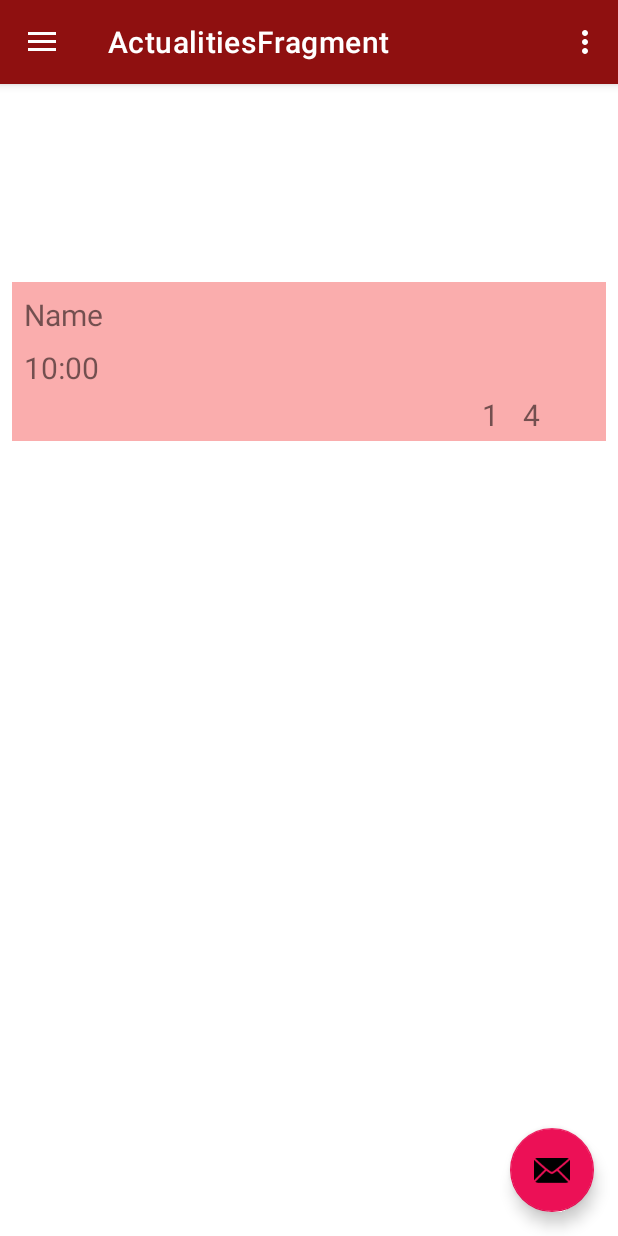
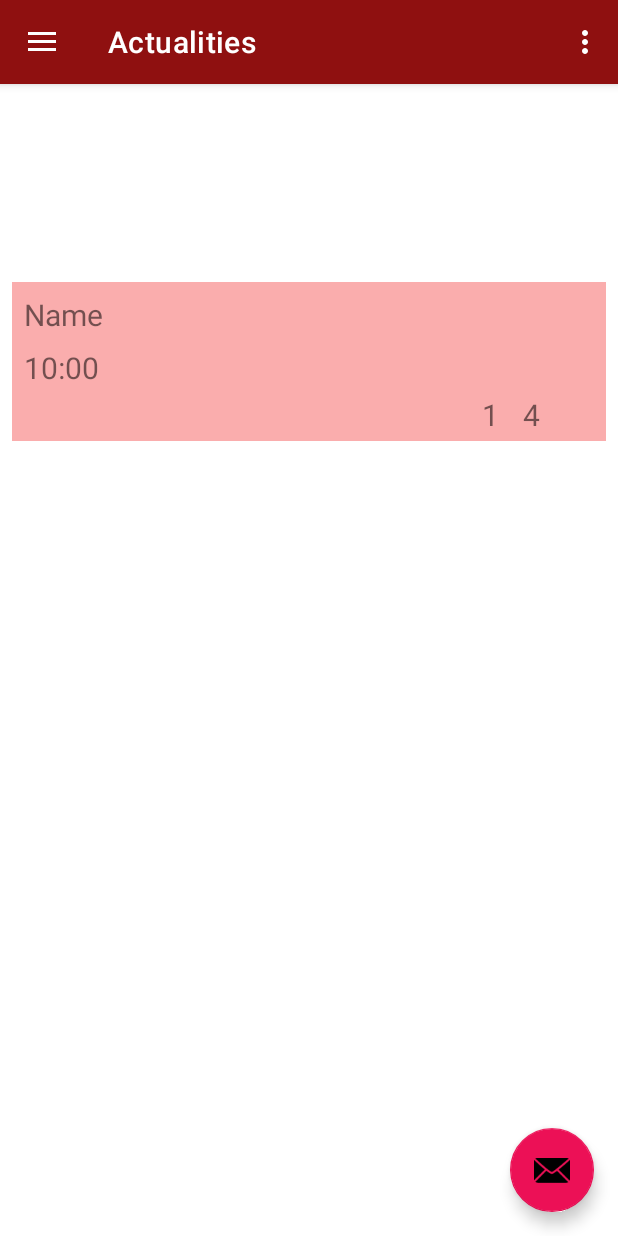
Before and after one commit to LizaSzabo/CarPool, an Android app: the ContentActivity screen opened directly, with no data from a screen before it, on a phone screen of 412 x 824 dp. Run offline under Robolectric (Android 15) with nearby library versions, the phone set to English and light mode, and no system bars; our stand-ins replace Dagger/Hilt's generated code, navigation-ui; libraries missing offline, so code that uses them is left out: co.zsmb.rainbowcake.

```diff
--- a/app/src/main/AndroidManifest.xml
+++ b/app/src/main/AndroidManifest.xml
@@ -11,7 +11,7 @@
         android:supportsRtl="true"
         android:theme="@style/Theme.CarPool" >
         <activity
-            android:name=".ui.appcontent.actualities.ContentActivity"
+            android:name=".ui.appcontent.ContentActivity"
             android:exported="false"
             android:label="@string/title_activity_content"
             android:theme="@style/Theme.CarPool.NoActionBar" >
--- a/app/src/main/java/hu/bme/aut/android/carpool/ui/appcontent/actualities/ContentActivity.kt
+++ b/app/src/main/java/hu/bme/aut/android/carpool/ui/appcontent/ContentActivity.kt
@@ -1,4 +1,4 @@
-package hu.bme.aut.android.carpool.ui.appcontent.actualities
+package hu.bme.aut.android.carpool.ui.appcontent
 import android.os.Bundle
 import android.view.Menu
 import com.google.android.material.snackbar.Snackbar
@@ -38,17 +38,13 @@ private lateinit var binding: ActivityContentBinding
         val navHostFragment = supportFragmentManager
             .findFragmentById(R.id.nav_host_fragment_content_content) as NavHostFragment
         val navController = navHostFragment.navController
-        //val navController = findNavController(R.id.nav_host_fragment_content_content)
-        // Passing each menu ID as a set of Ids because each
-        // menu should be considered as top level destinations.
         appBarConfiguration = AppBarConfiguration(setOf(
-            R.id.actualitiesFragment, R.id.nav_gallery, R.id.nav_slideshow), drawerLayout)
+            R.id.actualitiesFragment, R.id.profileFragment, R.id.nav_slideshow), drawerLayout)
         setupActionBarWithNavController(navController, appBarConfiguration)
         navView.setupWithNavController(navController)
     }
 
     override fun onCreateOptionsMenu(menu: Menu): Boolean {
-        // Inflate the menu; this adds items to the action bar if it is present.
         menuInflater.inflate(R.menu.content, menu)
         return true
     }
--- a/app/src/main/java/hu/bme/aut/android/carpool/ui/login/signin/SignInFragment.kt
+++ b/app/src/main/java/hu/bme/aut/android/carpool/ui/login/signin/SignInFragment.kt
@@ -13,7 +13,7 @@ import co.zsmb.rainbowcake.hilt.getViewModelFromFactory
 import dagger.hilt.android.AndroidEntryPoint
 import hu.bme.aut.android.carpool.R
 import hu.bme.aut.android.carpool.databinding.FragmentSigninBinding
-import hu.bme.aut.android.carpool.ui.appcontent.actualities.ContentActivity
+import hu.bme.aut.android.carpool.ui.appcontent.ContentActivity
 
 @AndroidEntryPoint
 class SignInFragment : RainbowCakeFragment<SignInViewState, SignInViewModel>() {
--- a/app/src/main/res/layout/app_bar_content.xml
+++ b/app/src/main/res/layout/app_bar_content.xml
@@ -5,7 +5,7 @@
     xmlns:tools="http://schemas.android.com/tools"
     android:layout_width="match_parent"
     android:layout_height="match_parent"
-    tools:context=".ui.appcontent.actualities.ContentActivity">
+    tools:context=".ui.appcontent.ContentActivity">
 
     <com.google.android.material.appbar.AppBarLayout
         android:layout_height="wrap_content"
--- /dev/null
+++ b/app/src/main/res/layout/fragment_profile.xml
@@ -0,0 +1,6 @@
+<?xml version="1.0" encoding="utf-8"?>
+<androidx.constraintlayout.widget.ConstraintLayout xmlns:android="http://schemas.android.com/apk/res/android"
+    android:layout_width="match_parent"
+    android:layout_height="match_parent">
+
+</androidx.constraintlayout.widget.ConstraintLayout>
--- a/app/src/main/res/menu/activity_main_drawer.xml
+++ b/app/src/main/res/menu/activity_main_drawer.xml
@@ -9,7 +9,7 @@
             android:icon="@drawable/ic_menu_camera"
             android:title="@string/menu_home" />
         <item
-            android:id="@+id/nav_gallery"
+            android:id="@+id/profileFragment"
             android:icon="@drawable/ic_menu_gallery"
             android:title="@string/menu_gallery" />
         <item
--- a/app/src/main/res/navigation/mobile_navigation.xml
+++ b/app/src/main/res/navigation/mobile_navigation.xml
@@ -6,18 +6,13 @@
     app:startDestination="@id/actualitiesFragment">
 
     <fragment
-        android:id="@+id/nav_gallery"
-        android:name="hu.bme.aut.android.carpool.ui.appcontent.actualities.ui.gallery.GalleryFragment"
-        android:label="@string/menu_gallery"
-        tools:layout="@layout/fragment_gallery" />
+        android:id="@+id/profileFragment"
+        android:name="hu.bme.aut.android.carpool.ui.appcontent.profile.ProfileFragment"
+        android:label="@string/profile_page_title"
+        tools:layout="@layout/fragment_profile" />
 
-    <fragment
-        android:id="@+id/nav_slideshow"
-        android:name="hu.bme.aut.android.carpool.ui.appcontent.actualities.ui.slideshow.SlideshowFragment"
-        android:label="@string/menu_slideshow"
-        tools:layout="@layout/fragment_slideshow" />
     <fragment
         android:id="@+id/actualitiesFragment"
         android:name="hu.bme.aut.android.carpool.ui.appcontent.actualities.ActualitiesFragment"
-        android:label="ActualitiesFragment" />
+        android:label="@string/actualities_page_title" />
 </navigation>
--- a/app/src/main/res/values/strings.xml
+++ b/app/src/main/res/values/strings.xml
@@ -18,7 +18,6 @@
     <string name="nav_header_desc">Navigation header</string>
     <string name="action_settings">Settings</string>
 
-    <string name="menu_home">Home</string>
-    <string name="menu_gallery">Gallery</string>
-    <string name="menu_slideshow">Slideshow</string>
+    <string name="actualities_page_title">Actualities</string>
+    <string name="profile_page_title">Profile</string>
 </resources>
```
Also changed, not shown: app/src/main/java/hu/bme/aut/android/carpool/ui/appcontent/actualities/ui/gallery/GalleryFragment.kt (deleted, +0 -42 lines), app/src/main/java/hu/bme/aut/android/carpool/ui/appcontent/actualities/ui/gallery/GalleryViewModel.kt (deleted, +0 -13 lines), app/src/main/java/hu/bme/aut/android/carpool/ui/appcontent/actualities/ui/slideshow/SlideshowFragment.kt (deleted, +0 -41 lines), app/src/main/java/hu/bme/aut/android/carpool/ui/appcontent/actualities/ui/slideshow/SlideshowViewModel.kt (deleted, +0 -13 lines), app/src/main/java/hu/bme/aut/android/carpool/ui/appcontent/profile/ProfileFragment.kt (added, +41 -0 lines), app/src/main/java/hu/bme/aut/android/carpool/ui/appcontent/profile/ProfilePresenter.kt (added, +7 -0 lines), app/src/main/java/hu/bme/aut/android/carpool/ui/appcontent/profile/ProfileViewModel.kt (added, +11 -0 lines), app/src/main/java/hu/bme/aut/android/carpool/ui/appcontent/profile/ProfileViewState.kt (added, +9 -0 lines), app/src/main/res/layout/fragment_gallery.xml (deleted, +0 -23 lines), app/src/main/res/layout/fragment_slideshow.xml (deleted, +0 -23 lines).
